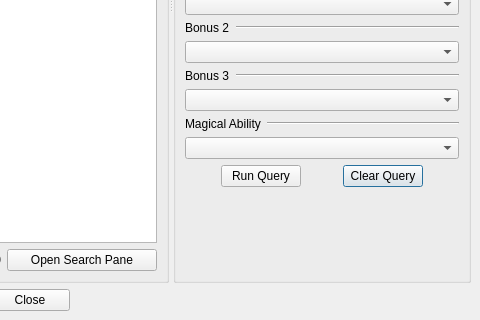
Before: the Qt Designer form Ethinarg.ui in tomkins/spellcraftcalc, drawn with Qt 5; both pictures show x 420 to 900 and y 289 to 609 of the 900 by 609 pixel window.
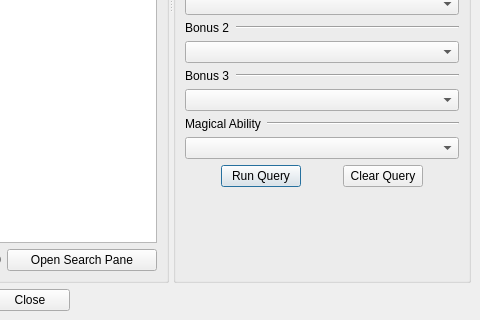
After: the same form once the commit is applied. Custom widgets are drawn as their Qt base class.

Commit message: One default only please

The edit to the form file:
```diff
--- a/Ethinarg.ui
+++ b/Ethinarg.ui
@@ -747,9 +747,6 @@
                <property name="text" >
                 <string>Clear Query</string>
                </property>
-               <property name="default" >
-                <bool>true</bool>
-               </property>
               </widget>
              </item>
              <item>
```
